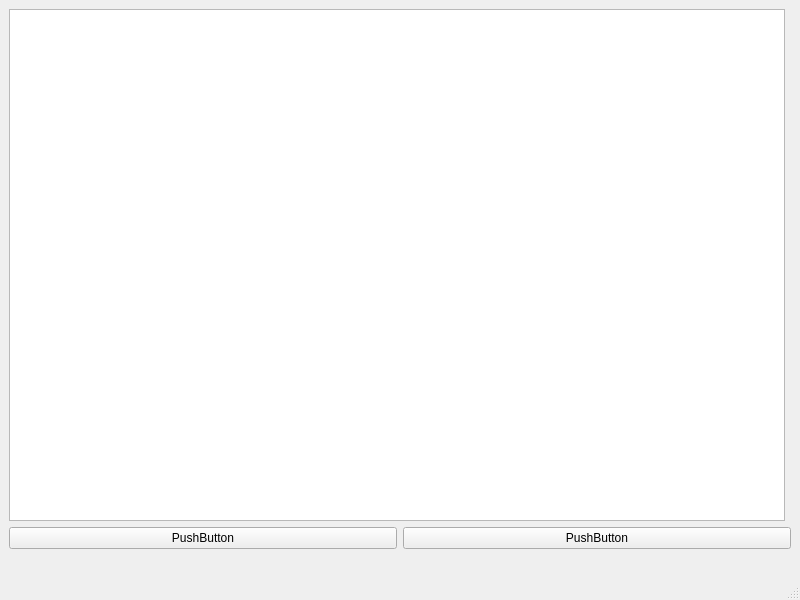
Before: the Qt Designer form Worksheet7/Exercise3/mainwindow.ui in evymj3/2025_20687458, drawn with Qt 5.
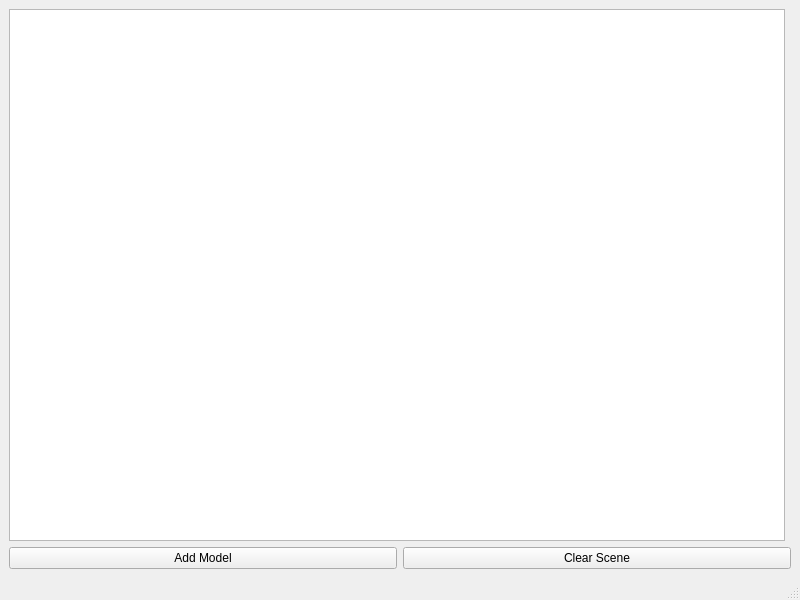
After: the same form once the commit is applied. Custom widgets are drawn as their Qt base class.

Diff of the .ui file:
```diff
--- a/Worksheet7/Exercise3/mainwindow.ui
+++ b/Worksheet7/Exercise3/mainwindow.ui
@@ -10,12 +10,6 @@
     <height>600</height>
    </rect>
   </property>
-  <property name="sizePolicy">
-   <sizepolicy hsizetype="Fixed" vsizetype="Expanding">
-    <horstretch>0</horstretch>
-    <verstretch>0</verstretch>
-   </sizepolicy>
-  </property>
   <property name="windowTitle">
    <string>MainWindow</string>
   </property>
@@ -36,32 +30,19 @@
       <item>
        <widget class="QPushButton" name="pushButton">
         <property name="text">
-         <string>PushButton</string>
+									<string>Add Model</string>
         </property>
        </widget>
       </item>
       <item>
        <widget class="QPushButton" name="pushButton_2">
         <property name="text">
-         <string>PushButton</string>
+									<string>Clear Scene</string>
         </property>
        </widget>
       </item>
      </layout>
     </item>
-    <item>
-     <spacer name="horizontalSpacer">
-      <property name="orientation">
-       <enum>Qt::Orientation::Horizontal</enum>
-      </property>
-      <property name="sizeHint" stdset="0">
-       <size>
-        <width>779</width>
-        <height>20</height>
-       </size>
-      </property>
-     </spacer>
-    </item>
    </layout>
   </widget>
   <widget class="QMenuBar" name="menubar">
```
Left out of the diff: 9 changed lines with no effect on the pictures. Lines whose indentation alone changed are shown as unchanged.
